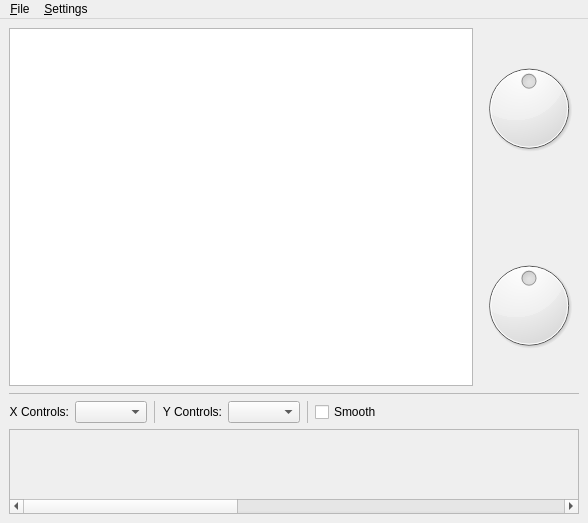
falkTX/Carla, file resources/ui/xycontroller.ui: the form before one commit.
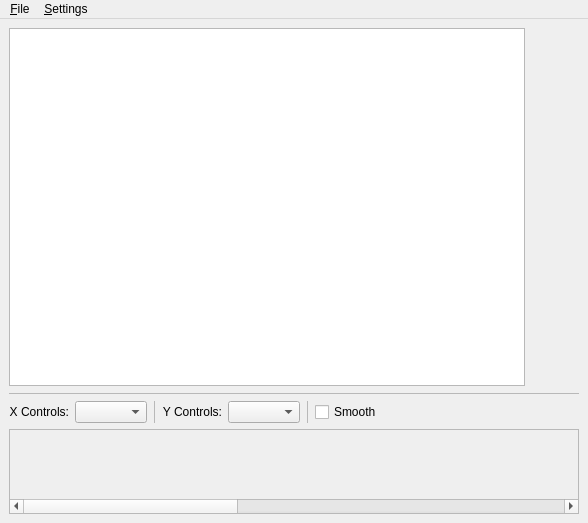
The form after the commit. Icons and pictures are not drawn. Custom widgets are drawn as their Qt base class.

Patch:
```diff
--- a/resources/ui/xycontroller.ui
+++ b/resources/ui/xycontroller.ui
@@ -30,41 +30,117 @@
       <item>
        <layout class="QVBoxLayout" name="verticalLayout">
         <item>
-         <widget class="ScalableDial" name="dial_x">
-          <property name="minimum">
-           <number>-100</number>
+         <spacer name="verticalSpacer0">
+          <property name="orientation">
+           <enum>Qt::Vertical</enum>
           </property>
-          <property name="maximum">
-           <number>100</number>
+          <property name="sizeType">
+           <enum>QSizePolicy::Fixed</enum>
           </property>
+          <property name="minimumSize">
+           <size>
+            <width>48</width>
+            <height>0</height>
+           </size>
+          </property>
+         </spacer>
+        </item>
+        <item>
+         <widget class="QWidget" name="dial_x">
+          <property name="minimumSize">
+           <size>
+            <width>48</width>
+            <height>58</height>
+           </size>
+          </property>
+          <property name="maximumSize">
+           <size>
+            <width>48</width>
+            <height>58</height>
+           </size>
+          </property>
          </widget>
         </item>
         <item>
-         <spacer name="verticalSpacer">
+         <widget class="QWidget" name="dial_out_x">
+          <property name="minimumSize">
+           <size>
+            <width>48</width>
+            <height>58</height>
+           </size>
+          </property>
+          <property name="maximumSize">
+           <size>
+            <width>48</width>
+            <height>58</height>
+           </size>
+          </property>
+         </widget>
+        </item>
+        <item>
+         <spacer name="verticalSpacer1">
           <property name="orientation">
            <enum>Qt::Vertical</enum>
           </property>
           <property name="sizeType">
            <enum>QSizePolicy::Fixed</enum>
           </property>
-          <property name="sizeHint" stdset="0">
+          <property name="minimumSize">
            <size>
-            <width>20</width>
-            <height>30</height>
+            <width>48</width>
+            <height>0</height>
            </size>
           </property>
          </spacer>
         </item>
         <item>
-         <widget class="ScalableDial" name="dial_y">
-          <property name="minimum">
-           <number>-100</number>
+         <widget class="QWidget" name="dial_y">
+          <property name="minimumSize">
+           <size>
+            <width>48</width>
+            <height>58</height>
+           </size>
           </property>
-          <property name="maximum">
-           <number>100</number>
+          <property name="maximumSize">
+           <size>
+            <width>48</width>
+            <height>58</height>
+           </size>
           </property>
          </widget>
         </item>
+        <item>
+         <widget class="QWidget" name="dial_out_y">
+          <property name="minimumSize">
+           <size>
+            <width>48</width>
+            <height>58</height>
+           </size>
+          </property>
+          <property name="maximumSize">
+           <size>
+            <width>48</width>
+            <height>58</height>
+           </size>
+          </property>
+         </widget>
+        </item>
+        <item>
+         <spacer name="verticalSpacer2">
+          <property name="orientation">
+           <enum>Qt::Vertical</enum>
+          </property>
+          <property name="sizeType">
+           <enum>QSizePolicy::Fixed</enum>
+          </property>
+          <property name="minimumSize">
+           <size>
+            <width>48</width>
+            <height>0</height>
+           </size>
+          </property>
+         </spacer>
+        </item>
        </layout>
       </item>
      </layout>
```
